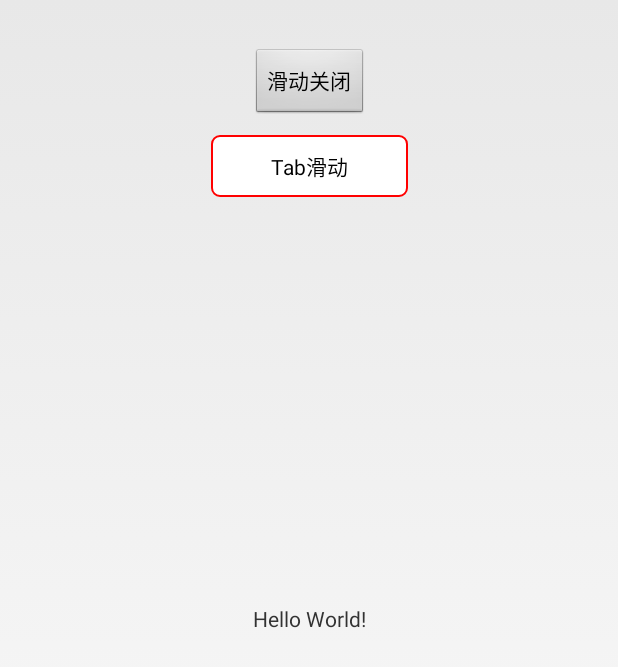
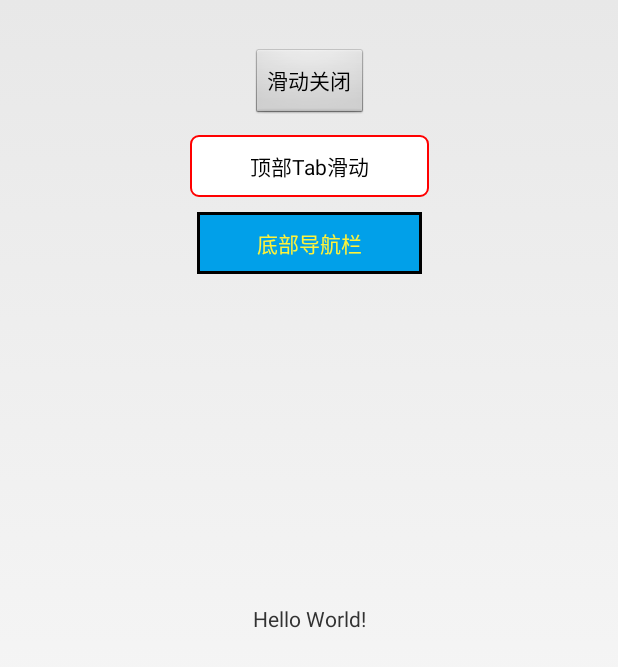
Before and after one commit to itve/test-android, an Android app: the screen it shows after launch (MainActivity), on a phone screen of 412 x 824 dp. Shown: the top 667 px of the screen. Run offline under Robolectric (Android 15) with nearby library versions, the light colour scheme and no system bars.

Commit message:
addBottomTab

```diff
--- a/app/src/main/AndroidManifest.xml
+++ b/app/src/main/AndroidManifest.xml
@@ -22,6 +22,9 @@
         <activity android:name=".Button2.TabSlidingActivity" android:theme="@style/Theme.AppCompat.DayNight.NoActionBar">
 
         </activity>
+        <activity android:name=".Button3.MenuBottomActivity" android:theme="@style/Theme.AppCompat.DayNight.NoActionBar">
+
+        </activity>
     </application>
 
 </manifest>
--- a/app/src/main/java/com/wushanghao/test/MainActivity.java
+++ b/app/src/main/java/com/wushanghao/test/MainActivity.java
@@ -9,10 +9,11 @@ import android.widget.Button;
 
 import com.wushanghao.test.Button1.SlidingActivity;
 import com.wushanghao.test.Button2.TabSlidingActivity;
+import com.wushanghao.test.Button3.MenuBottomActivity;
 
 public class MainActivity extends Activity {
 
-    private Button slidingFinish , slidingTab;
+    private Button slidingFinish , slidingTab ,bottomTab;
 
     @Override
     protected void onCreate(Bundle savedInstanceState) {
@@ -28,6 +29,7 @@ public class MainActivity extends Activity {
 
         slidingFinish = findViewById(R.id.slidingFinish);
         slidingTab = findViewById(R.id.slidingTab);
+        bottomTab = findViewById(R.id.bottomTab);
 
     }
 
@@ -47,6 +49,14 @@ public class MainActivity extends Activity {
                 startActivity(intent);
             }
         });
+        bottomTab.setOnClickListener(new View.OnClickListener() {
+            @Override
+            public void onClick(View v) {
+                Intent intent = new Intent(getApplicationContext(), MenuBottomActivity.class);
+                startActivity(intent);
+            }
+        });
+
     }
 
 }
--- /dev/null
+++ b/app/src/main/res/drawable/bottom_tab_recommend.xml
@@ -0,0 +1,5 @@
+<?xml version="1.0" encoding="utf-8"?>
+<selector xmlns:android="http://schemas.android.com/apk/res/android">
+    <item android:state_selected="true" android:drawable="@drawable/bottom_recommend_select"></item>
+    <item android:drawable="@drawable/bottom_recommend"></item>
+</selector>
--- /dev/null
+++ b/app/src/main/res/drawable/main_button_style2.xml
@@ -0,0 +1,18 @@
+<?xml version="1.0" encoding="utf-8"?>
+<selector xmlns:android="http://schemas.android.com/apk/res/android">
+    <!--点击状态-->
+    <item android:state_pressed="true">
+        <shape>
+            <solid android:color="@color/black"></solid>
+            <stroke android:color="@color/black" android:width="3dp">
+            </stroke>
+        </shape>
+    </item>
+    <item>
+        <shape>
+            <solid android:color="@color/doraemon_blue"></solid>
+            <padding android:top="10dp" android:bottom="10dp" android:left="40dp" android:right="40dp"></padding>
+            <stroke android:color="@color/black" android:width="2dp"></stroke>
+        </shape>
+    </item>
+</selector>
--- a/app/src/main/res/layout/activity_main.xml
+++ b/app/src/main/res/layout/activity_main.xml
@@ -30,11 +30,23 @@
         android:id="@+id/slidingTab"
         android:layout_width="wrap_content"
         android:layout_height="wrap_content"
-        android:text="Tab滑动"
-        android:background="@drawable/main_button"
+        android:text="顶部Tab滑动"
+        android:background="@drawable/main_button_style1"
         android:layout_marginTop="10dp"
         app:layout_constraintLeft_toLeftOf="parent"
         app:layout_constraintRight_toRightOf="parent"
         app:layout_constraintTop_toBottomOf="@id/slidingFinish" />
 
+    <Button
+        android:id="@+id/bottomTab"
+        android:layout_width="wrap_content"
+        android:layout_height="wrap_content"
+        android:layout_marginTop="10dp"
+        android:background="@drawable/main_button_style2"
+        android:textColor="@color/doraemon_orange"
+        app:layout_constraintLeft_toLeftOf="parent"
+        app:layout_constraintRight_toRightOf="parent"
+        app:layout_constraintTop_toBottomOf="@id/slidingTab"
+        android:text="底部导航栏" />
+
 </android.support.constraint.ConstraintLayout>
--- a/app/src/main/res/values/colors.xml
+++ b/app/src/main/res/values/colors.xml
@@ -8,4 +8,6 @@
     <color name="white">#FFFFFF</color>
     <color name="red">#FF0000</color>
     <color name="orange">#febc3c</color>
+    <color name="doraemon_blue">#01A0E9</color>
+    <color name="doraemon_orange">#FFF23A</color>
 </resources>
--- a/build.gradle
+++ b/build.gradle
@@ -7,7 +7,7 @@ buildscript {
 
     }
     dependencies {
-        classpath 'com.android.tools.build:gradle:3.4.1'
+        classpath 'com.android.tools.build:gradle:3.5.0'
 
         // NOTE: Do not place your application dependencies here; they belong
         // in the individual module build.gradle files
```
Also changed, not shown: app/src/main/java/com/wushanghao/test/Button3/MenuBottomActivity.java (added, +129 -0 lines), app/src/main/res/layout/activity_button3.xml (added, +101 -0 lines), app/src/main/res/drawable/bottom_recommend.png (added), app/src/main/res/drawable/bottom_recommend_select.png (added), app/src/main/res/drawable/main_button_style1.xml (renamed from app/src/main/res/drawable/main_button.xml), gradle/wrapper/gradle-wrapper.properties, 1 other file.
